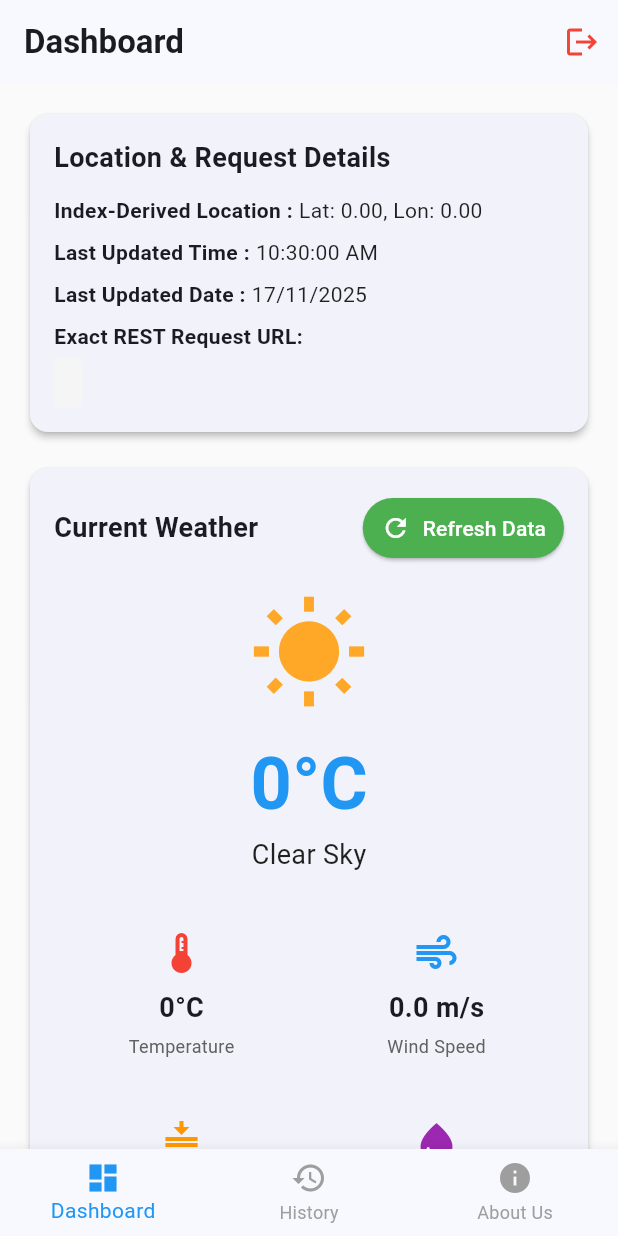
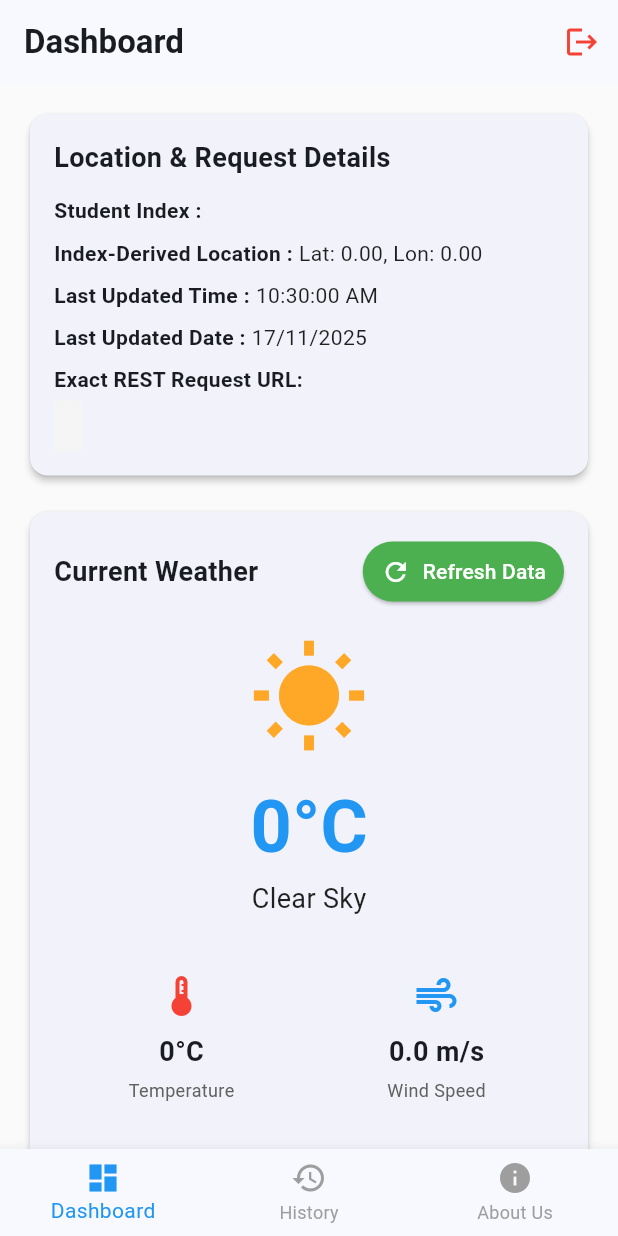
Before and after one commit to dilusha-ola/flutter-weather-app, a Flutter app: the DashboardScreen screen opened directly with empty values, on a phone screen of 412 x 824 dp. Run offline on Flutter 3.47's test engine with Material 3 defaults, Android fonts, the phone set to English and light mode, and no system bars; our stand-ins replace shared_preferences; accounts and stored records are empty.

Commit message:
add student index to request details section

```diff
--- a/lib/screens/dashboard_screen.dart
+++ b/lib/screens/dashboard_screen.dart
@@ -114,6 +114,11 @@ class _DashboardScreenState extends State<DashboardScreen> {
                       ),
                     ),
                     const SizedBox(height: 12),
+                    _buildInfoRow(
+                      'Student Index :',
+                      _weatherData.studentIndex,
+                    ),
+                    const SizedBox(height: 8),
                     _buildInfoRow(
                       'Index-Derived Location :',
                       'Lat: ${_weatherData.latitude.toStringAsFixed(2)}, Lon: ${_weatherData.longitude.toStringAsFixed(2)}',
```
Also changed, not shown: 1 other file.
